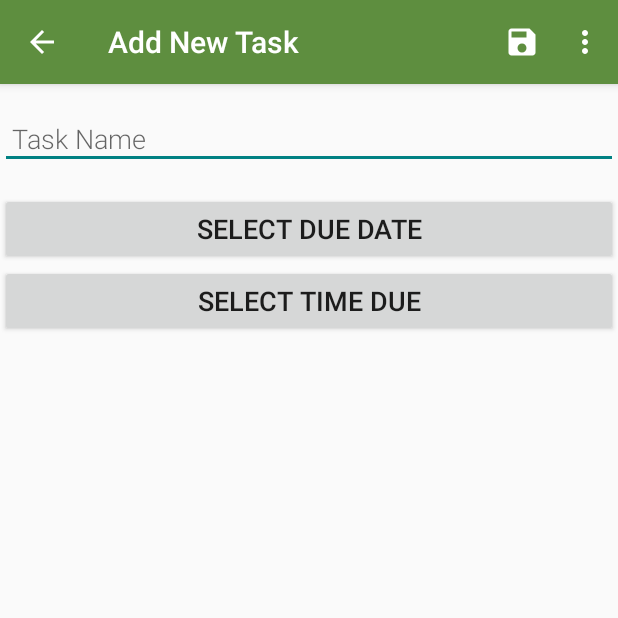
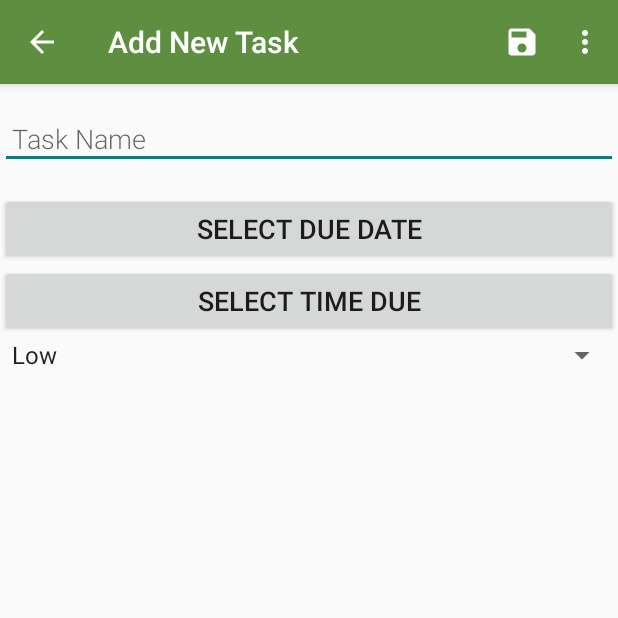
Before and after one commit to bayyatej/ToDo, an Android app: the screen it shows after launch (TaskEditorActivity), after a tap on an icon or button, on a phone screen of 412 x 824 dp, the top half of it. Run offline under Robolectric (Android 15) with nearby library versions, the phone set to English and light mode, and no system bars; our stand-ins replace Room's generated code.

```diff
--- a/ToDo/app/src/main/java/com/geterdone/android/todo/MainActivity.java
+++ b/ToDo/app/src/main/java/com/geterdone/android/todo/MainActivity.java
@@ -92,7 +92,7 @@ public class MainActivity extends AppCompatActivity
 		if (requestCode == TASK_EDITOR_ACTIVITY_REQUEST_CODE && resultCode == RESULT_OK)
 		{
 			Task task = new Task(data.getStringExtra(TaskEditorActivity.EXTRA_NAME), data
-					.getLongExtra(TaskEditorActivity.EXTRA_DATE, 0));
+					.getLongExtra(TaskEditorActivity.EXTRA_DATE, 0), data.getIntExtra("priority", 0));
 			int id = data.getIntExtra("taskId", -1);
 			switch (data.getStringExtra("action"))
 			{
--- a/ToDo/app/src/main/java/com/geterdone/android/todo/TaskEditorActivity.java
+++ b/ToDo/app/src/main/java/com/geterdone/android/todo/TaskEditorActivity.java
@@ -10,9 +10,12 @@ import android.text.TextUtils;
 import android.view.Menu;
 import android.view.MenuItem;
 import android.view.View;
+import android.widget.AdapterView;
+import android.widget.ArrayAdapter;
 import android.widget.Button;
 import android.widget.DatePicker;
 import android.widget.EditText;
+import android.widget.Spinner;
 import android.widget.TextView;
 import android.widget.TimePicker;
 
@@ -25,14 +28,17 @@ public class TaskEditorActivity extends AppCompatActivity implements DatePickerD
 {
 	public static final String EXTRA_NAME = "com.geterdone.android.tasklistsql.NAME";
 	public static final String EXTRA_DATE = "com.geterdone.android.tasklistsql.DATE";
+
 	private EditText mTaskNameEditText;
 	private TextView mTaskDateTextView;
 	private TextView mTaskTimeTextView;
+
 	private Calendar mCal;
 	private String mTimeDisplayString;
 	private String mDateDisplayString;
 	private String mAction;
 	private long mDateTime;
+	private int mPriority;
 	private int mId;
 
 	@Override
@@ -53,10 +59,13 @@ public class TaskEditorActivity extends AppCompatActivity implements DatePickerD
 		mTaskNameEditText = findViewById(R.id.editor_task_name_edit_text);
 		mTaskDateTextView = findViewById(R.id.editor_task_date_text_view);
 		mTaskTimeTextView = findViewById(R.id.editor_task_time_text_view);
+		Spinner mPrioritySpinner = findViewById(R.id.editor_task_priority_spinner);
 		mCal = Calendar.getInstance(TimeZone.getDefault());
 		mAction = intent.getStringExtra("action");
 		mId = intent.getIntExtra("taskId", -1);
 		mDateTime = intent.getLongExtra("date", 0);
+		mPriority = intent.getIntExtra("priority", 0);
+		ArrayAdapter<CharSequence> spinnerAdapter = ArrayAdapter.createFromResource(this, R.array.editor_task_priority_array, android.R.layout.simple_spinner_item);
 
 		Button taskDateBtn = findViewById(R.id.task_date_button);
 		Button taskTimeBtn = findViewById(R.id.task_time_button);
@@ -70,7 +79,6 @@ public class TaskEditorActivity extends AppCompatActivity implements DatePickerD
 				datePickerFragment.show(getSupportFragmentManager(), "datePicker");
 			}
 		});
-
 		taskTimeBtn.setOnClickListener(new View.OnClickListener()
 		{
 			@Override
@@ -78,6 +86,22 @@ public class TaskEditorActivity extends AppCompatActivity implements DatePickerD
 			{
 				TimePickerFragment timePickerFragment = new TimePickerFragment();
 				timePickerFragment.show(getSupportFragmentManager(), "timePicker");
+			}
+		});
+		spinnerAdapter.setDropDownViewResource(android.R.layout.simple_spinner_dropdown_item);
+		mPrioritySpinner.setAdapter(spinnerAdapter);
+		mPrioritySpinner.setOnItemSelectedListener(new AdapterView.OnItemSelectedListener()
+		{
+			@Override
+			public void onItemSelected(AdapterView<?> parent, View view, int position, long id)
+			{
+				mPriority = position;
+			}
+
+			@Override
+			public void onNothingSelected(AdapterView<?> parent)
+			{
+				mPriority = 0;
 			}
 		});
 
@@ -97,6 +121,7 @@ public class TaskEditorActivity extends AppCompatActivity implements DatePickerD
 					timeFormatter.setTimeZone(TimeZone.getDefault());
 					mDateDisplayString = getDateString(dateFormatter);
 					mTimeDisplayString = getTimeString(timeFormatter);
+					mPrioritySpinner.setSelection(mPriority, false);
 
 					actionBar.setTitle("Edit Task");
 					mTaskNameEditText.setText(intent.getStringExtra("name"));
@@ -161,6 +186,7 @@ public class TaskEditorActivity extends AppCompatActivity implements DatePickerD
 					saveIntent.putExtra(EXTRA_DATE, mDateTime);
 					saveIntent.putExtra("action", mAction);
 					saveIntent.putExtra("taskId", mId);
+					saveIntent.putExtra("priority", mPriority);
 					setResult(RESULT_OK, saveIntent);
 				}
 				finish();
--- a/ToDo/app/src/main/java/com/geterdone/android/todo/data/TaskDao.java
+++ b/ToDo/app/src/main/java/com/geterdone/android/todo/data/TaskDao.java
@@ -27,7 +27,7 @@ public interface TaskDao
 
 	//todo update to get tasks created in a particular list
 //	@Query("SELECT * from task_table WHERE parentKey = :taskKey ORDER BY priority ASC")
-	@Query("SELECT * FROM task_table ORDER BY date ASC")
+	@Query("SELECT * FROM task_table ORDER BY priority ASC")
 	LiveData<List<Task>> getAllTasks();
 
 }
--- a/ToDo/app/src/main/res/layout/activity_task_editor.xml
+++ b/ToDo/app/src/main/res/layout/activity_task_editor.xml
@@ -26,7 +26,6 @@
         android:layout_marginTop="16dp"
         android:fontFamily="sans-serif-light"
         android:gravity="center_horizontal"
-        android:hint="@string/task_editor_hint_task_date"
         android:padding="8dp"
         android:textSize="18sp"
         android:visibility="gone"
@@ -47,7 +46,6 @@
         android:layout_marginTop="16dp"
         android:fontFamily="sans-serif-light"
         android:gravity="center_horizontal"
-        android:hint="@string/task_editor_hint_task_date"
         android:padding="8dp"
         android:textSize="18sp"
         android:visibility="gone"
@@ -60,4 +58,9 @@
         android:text="@string/task_editor_select_time_due"
         android:textSize="18sp" />
 
+    <Spinner
+        android:id="@+id/editor_task_priority_spinner"
+        android:layout_width="match_parent"
+        android:layout_height="wrap_content" />
+
 </LinearLayout>
--- a/ToDo/app/src/main/res/values/strings.xml
+++ b/ToDo/app/src/main/res/values/strings.xml
@@ -2,16 +2,20 @@
     <string name="app_name">ToDo</string>
     <string name="options_menu_item_settings">Settings</string>
     <string name="title_activity_main">MainActivity</string>
+    <string name="add_a_task_when_empty">Tap the \'Add\' button at the bottom of the screen to add a task</string>
+
+    <!--Editor Strings-->
     <string name="task_editor_hint_task_name">Task Name</string>
     <string name="task_editor_save_task">Save Task</string>
-    <string name="task_editor_hint_task_date">Select Task Due Date</string>
+    <string name="task_editor_select_due_date">Select Due Date</string>
     <string name="editor_menu_save_task">Save Task</string>
     <string name="editor_menu_delete_task">Delete Task</string>
-    <string name="add_a_task_when_empty">Tap the \'Add\' button at the bottom of the screen to add a task</string>
     <string name="editor_menu_advanced_task_options">Advanced Task Options</string>
-
-    <!-- TODO: Remove or change this placeholder text -->
-    <string name="hello_blank_fragment">Hello blank fragment</string>
-    <string name="task_editor_select_due_date">Select Due Date</string>
     <string name="task_editor_select_time_due">Select Time Due</string>
+    <!--String Arrays-->
+    <string-array name="editor_task_priority_array">
+        <item>Low</item>
+        <item>Medium</item>
+        <item>High</item>
+    </string-array>
 </resources>
```
Also changed, not shown: ToDo/app/src/main/java/com/geterdone/android/todo/TaskListAdapter.java (+7 -0 lines), ToDo/app/src/main/java/com/geterdone/android/todo/data/Task.java (+12 -9 lines).
